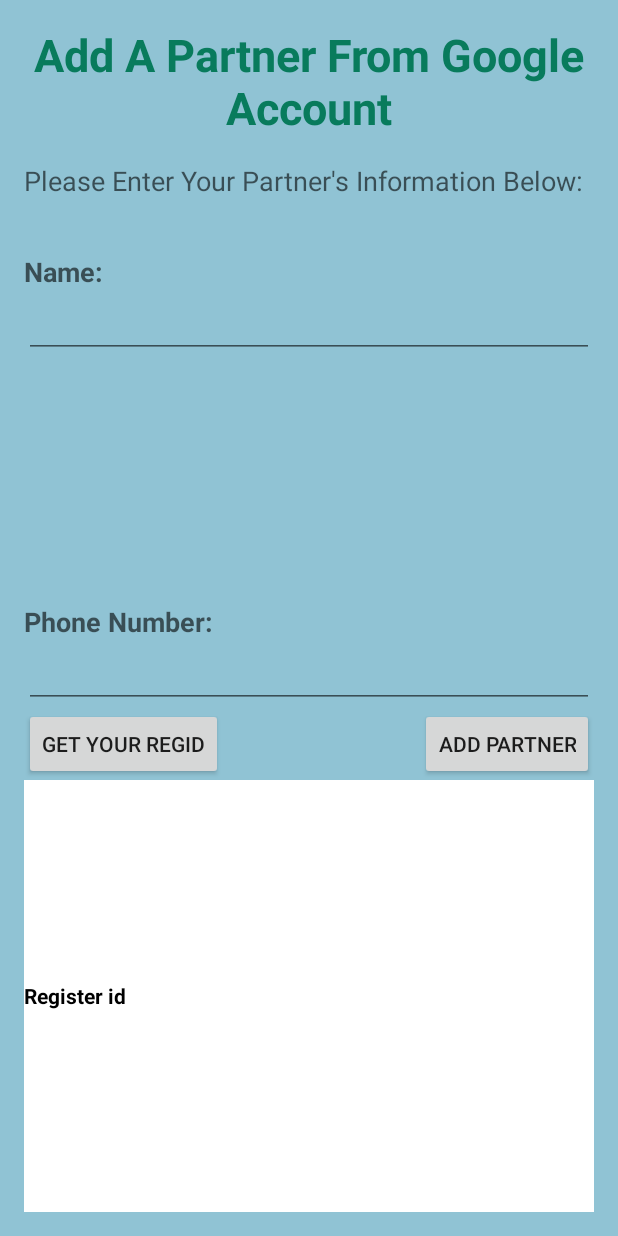
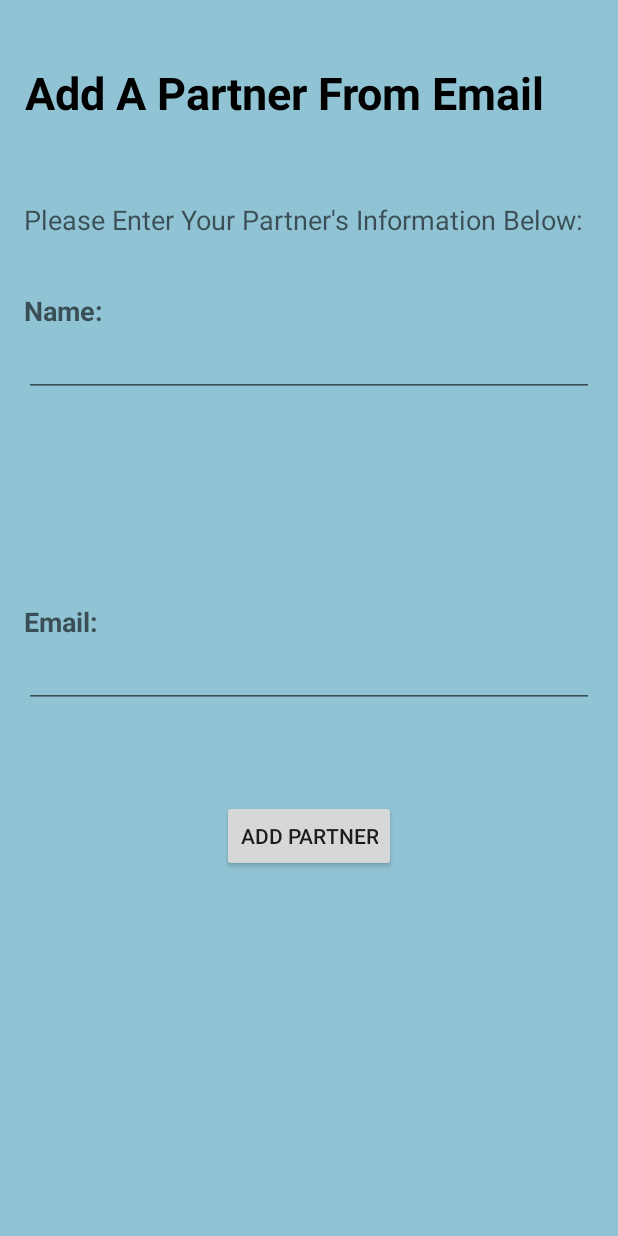
Before and after one commit to CodeInSuits/CSE110Team40, an Android app: the AddPartner screen opened directly, with no data from a screen before it, on a phone screen of 412 x 824 dp. Run offline under Robolectric (Android 15) with nearby library versions, the phone set to English and light mode, and no system bars; our stand-ins replace Firebase (no records; nobody signed in at launch, a user with empty details on screens opened directly).

Commit message:
global settings

```diff
--- a/app/src/main/java/com/vapenaysh/jace/myapplication/AddPartner.java
+++ b/app/src/main/java/com/vapenaysh/jace/myapplication/AddPartner.java
@@ -17,12 +17,8 @@ import android.widget.Toast;
 //import com.google.android.gms.gcm.GoogleCloudMessaging;
 
 public class AddPartner extends Activity implements View.OnClickListener {
-    private Button btnRegId;
     private Button addPar;
-    private TextView tvRegId;
     //private GoogleCloudMessaging gcm;
-    private String regid;
-    private String id;
     private String PROJECT_NUMBER = Constants.PROJECT_NUMBER;
     private EditText uname;
     private EditText phone;
@@ -36,11 +32,8 @@ public class AddPartner extends Activity implements View.OnClickListener {
         setContentView(R.layout.activity_activity_add_partner);
 
         //Instantiate UI widgets
-        btnRegId = (Button) findViewById(R.id.get_self_id);
         addPar = (Button) findViewById(R.id.add_par);
-        tvRegId = (TextView)findViewById(R.id.self_regId);
 
-        btnRegId.setOnClickListener(this);
         addPar.setOnClickListener(this);
         //tvRegId.setText(id);
 
@@ -91,50 +84,11 @@ public class AddPartner extends Activity implements View.OnClickListener {
     }
 
 
-
-
-    //Gets the unique regID for the current user from gcm. Runs on a different thread.
-    public void getRegId() {
-        /*
-        new AsyncTask<Void, Void, String>() {
-
-            @Override
-            protected String doInBackground(Void... params) {
-                String msg = "";
-                try {
-                    if(gcm == null) {
-                        gcm = GoogleCloudMessaging.getInstance(getApplicationContext());
-                    }
-
-                    regid = gcm.register(PROJECT_NUMBER);
-                    msg = "Device registered, registration ID=" + regid;
-                    Log.i("GCM", "!!!!! " + regid);
-                    id = regid;
-
-                } catch(IOException ex) {
-                    msg = "Error: " + ex.getMessage();
-                    id = msg;
-                }
-
-                return msg;
-            }
-
-            @Override
-            protected void onPostExecute(String msg){
-                tvRegId.setText(id);
-            }
-
-        }.execute(null, null, null);*/
-    }
-
     @Override
     // defing the onClick behavior
     public void onClick(View v){
 
         switch (v.getId()) {
-            case R.id.get_self_id:
-                getRegId();
-                break;
             case R.id.add_par:
                 addPar();
                 break;
--- a/app/src/main/java/com/vapenaysh/jace/myapplication/PartnerFavoriteLocation.java
+++ b/app/src/main/java/com/vapenaysh/jace/myapplication/PartnerFavoriteLocation.java
@@ -24,6 +24,11 @@ public class PartnerFavoriteLocation extends AppCompatActivity {
                         .setAction("Action", null).show();
             }
         });
+
+
+
     }
 
+
+
 }
--- a/app/src/main/res/layout/activity_activity_add_partner.xml
+++ b/app/src/main/res/layout/activity_activity_add_partner.xml
@@ -17,12 +17,13 @@
         android:textStyle="bold"
         android:textSize="30sp"
         android:layout_gravity="center_horizontal"
-        android:textColor="#087b5c"
+        android:textColor="#000000"
         android:textAlignment="center"
         android:gravity="center"
         android:textIsSelectable="true"
         android:layout_alignParentTop="true"
-        android:layout_alignParentStart="true" />
+        android:layout_alignParentStart="true"
+        android:paddingTop="25dp" />
 
     <TextView
         android:layout_width="wrap_content"
@@ -30,9 +31,10 @@
         android:textAppearance="?android:attr/textAppearanceMedium"
         android:text="Please Enter Your Partner&apos;s Information Below:"
         android:id="@+id/textView3"
+        android:paddingTop="@dimen/activity_horizontal_margin"
+        android:layout_marginTop="36dp"
         android:layout_below="@+id/title_add_par"
-        android:layout_alignParentStart="true"
-        android:paddingTop="@dimen/activity_horizontal_margin" />
+        android:layout_alignParentStart="true" />
 
     <TextView
         android:layout_width="wrap_content"
@@ -49,7 +51,7 @@
         android:layout_width="wrap_content"
         android:layout_height="wrap_content"
         android:textAppearance="?android:attr/textAppearanceMedium"
-        android:text="Phone Number:"
+        android:text="Email:"
         android:textStyle="bold"
         android:id="@+id/textView4"
         android:layout_centerVertical="true"
@@ -71,56 +73,14 @@
         android:layout_alignParentStart="true"
         android:layout_alignEnd="@+id/par_name" />
 
-    <!--
-    <TextView
-        android:layout_width="wrap_content"
-        android:layout_height="wrap_content"
-        android:textAppearance="?android:attr/textAppearanceMedium"
-        android:text="RedID:"
-        android:textStyle="bold"
-        android:id="@+id/textView5"
-        android:layout_below="@+id/par_email"
-        android:layout_alignParentStart="true"
-        android:paddingTop="5dp" />
-
-    <EditText
-        android:layout_width="wrap_content"
-        android:layout_height="wrap_content"
-        android:id="@+id/par_id"
-        android:layout_below="@+id/textView5"
-        android:layout_alignParentStart="true"
-        android:layout_alignEnd="@+id/par_email" />
-    -->
-
-    <Button
-        android:layout_width="wrap_content"
-        android:layout_height="wrap_content"
-        android:text="GET Your RegID"
-        android:id="@+id/get_self_id"
-        android:layout_below="@+id/par_phone"
-        android:layout_alignParentStart="true" />
-
-    <EditText
-        android:layout_width="fill_parent"
-        android:layout_height="wrap_content"
-        android:textAppearance="?android:attr/textAppearanceSmall"
-        android:text="Register id"
-        android:id="@+id/self_regId"
-        android:background="#ffffff"
-        android:textColor="#000000"
-        android:textStyle="bold"
-        android:layout_alignParentStart="true"
-        android:layout_below="@+id/get_self_id"
-        android:layout_alignParentBottom="true" />
-
     <Button
         android:layout_width="wrap_content"
         android:layout_height="wrap_content"
         android:text="Add Partner"
         android:id="@+id/add_par"
-        android:layout_alignTop="@+id/get_self_id"
-        android:layout_alignEnd="@+id/self_regId"
-        android:layout_above="@+id/self_regId" />
+        android:layout_below="@+id/par_phone"
+        android:layout_centerHorizontal="true"
+        android:layout_marginTop="61dp" />
 
 
 </RelativeLayout>
--- a/app/src/main/res/layout/content_global_settings.xml
+++ b/app/src/main/res/layout/content_global_settings.xml
@@ -28,6 +28,7 @@
         android:layout_height="wrap_content"
         android:text="Vibration &amp; Sound Notification"
         android:textSize="18dp"
+        android:textAllCaps="false"
         android:id="@+id/both"
         android:gravity="center"
         android:layout_marginTop="93dp"
@@ -41,7 +42,7 @@
         android:id="@+id/soundonly"
         android:gravity="center"
         android:textSize="18dp"
-
+        android:textAllCaps="false"
         android:layout_below="@+id/both"
         android:layout_centerHorizontal="true" />
 
@@ -52,6 +53,7 @@
         android:textSize="18dp"
         android:id="@+id/vibeonly"
         android:gravity="center"
+        android:textAllCaps="false"
         android:layout_below="@+id/soundonly"
         android:layout_centerHorizontal="true" />
 
@@ -59,6 +61,7 @@
         android:layout_width="wrap_content"
         android:layout_height="wrap_content"
         android:text="Mute"
+        android:textAllCaps="false"
         android:id="@+id/mute"
         android:textSize="18dp"
         android:layout_below="@+id/vibeonly"
--- a/app/src/main/res/layout/content_partner_favorite_location.xml
+++ b/app/src/main/res/layout/content_partner_favorite_location.xml
@@ -21,6 +21,7 @@
         android:gravity="center"
         android:layout_gravity="center_horizontal|top" />
 
+
     <ListView
         android:layout_width="wrap_content"
         android:layout_height="385dp"
--- a/app/src/main/res/values/strings.xml
+++ b/app/src/main/res/values/strings.xml
@@ -17,7 +17,7 @@
     <string name="saved_successfully">Saved successfully!</string>
     <string name="title_activity_remove_partner">remove_partner</string>
     <string name="partner_info_title">Partner Information</string>
-    <string name="add_partner_title">Add A Partner From Google Account</string>
+    <string name="add_partner_title">Add A Partner From Email</string>
     <string name="show_ema">Phone:</string>
     <string name="show_nam">Name:</string>
     <string name="email_address">Email Address</string>
```
Also changed, not shown: app/src/main/java/com/vapenaysh/jace/myapplication/GlobalSettings.java (+28 -28 lines), 3 other files.
